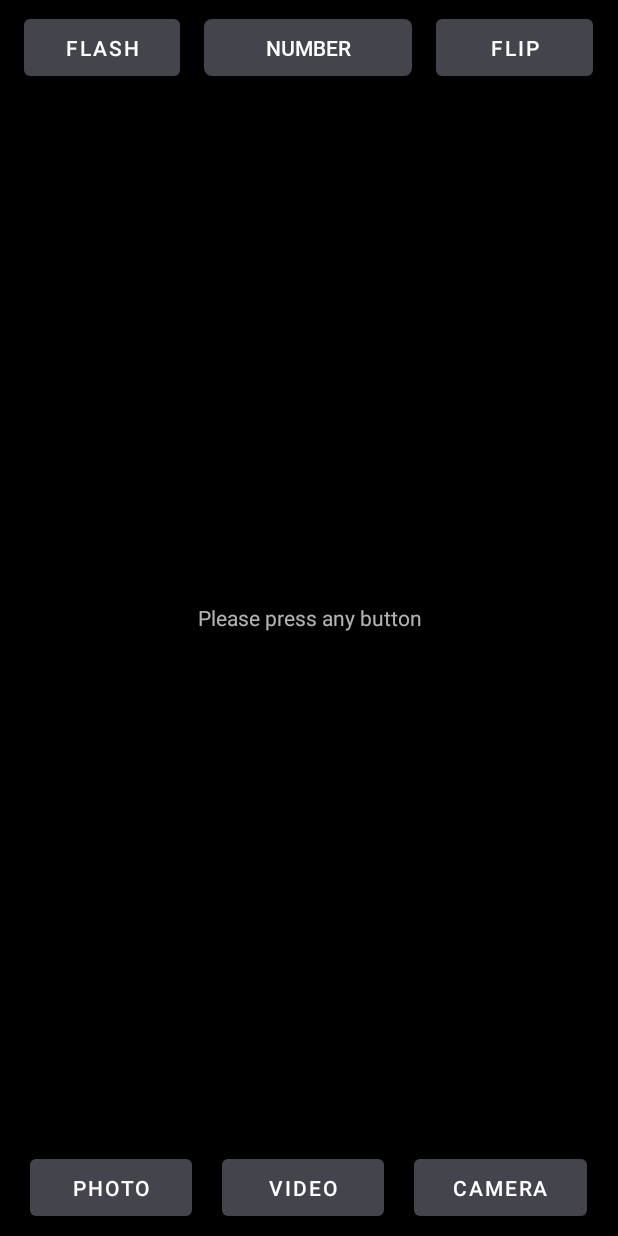
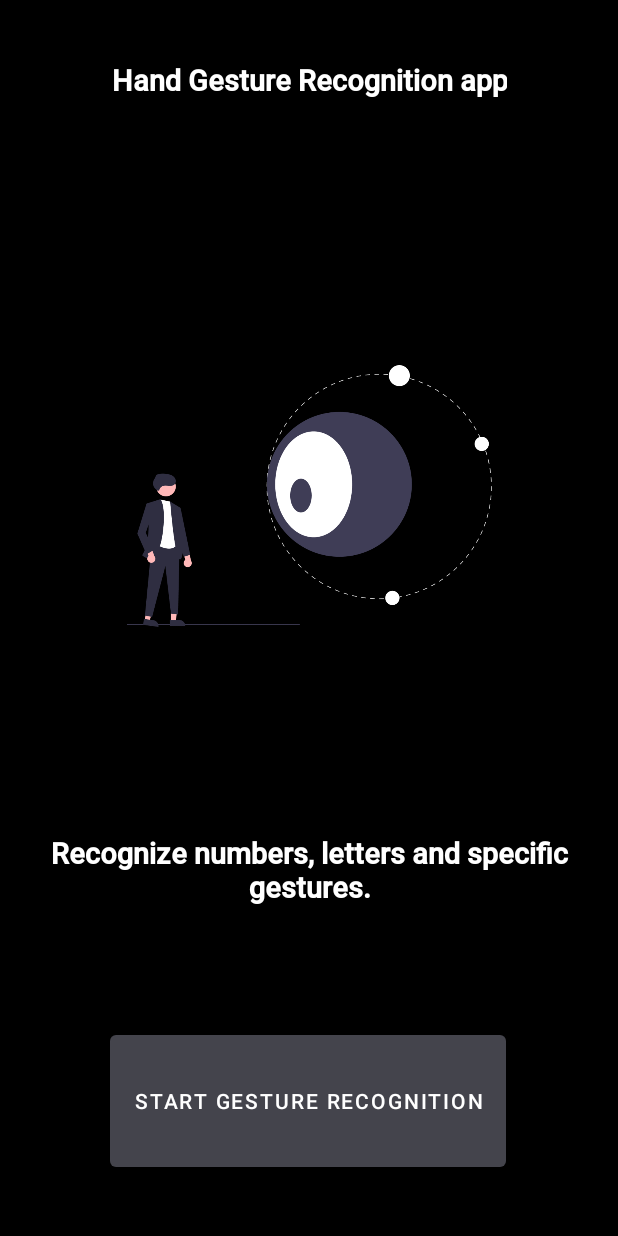
Before and after one commit to starzykbartlomiej/GestureAnalysis, an Android app: the screen it shows after launch (MainActivity before the commit, MainActivity2 after it), on a phone screen of 412 x 824 dp. Run offline under Robolectric (Android 15) with nearby library versions, the phone set to English and light mode, and no system bars.

Commit message:
Ui changes

```diff
--- /dev/null
+++ b/app/src/main/java/com/example/gestureanalysis/MainActivity2.java
@@ -0,0 +1,35 @@
+package com.example.gestureanalysis;
+
+import androidx.appcompat.app.AppCompatActivity;
+
+import android.app.Activity;
+import android.content.Intent;
+import android.os.Bundle;
+import android.view.View;
+import android.view.Window;
+import android.widget.Button;
+
+import java.util.Objects;
+
+public class MainActivity2 extends AppCompatActivity {
+
+    private Button startButton;
+    @Override
+    protected void onCreate(Bundle savedInstanceState) {
+        super.onCreate(savedInstanceState);
+        requestWindowFeature(Window.FEATURE_NO_TITLE);//will hide the title
+        Objects.requireNonNull(getSupportActionBar()).hide(); //hide the title bar
+        setContentView(R.layout.activity_main2);
+        startButton = findViewById(R.id.start_button);
+        startButton.setOnClickListener(new View.OnClickListener() {
+            @Override
+            public void onClick(View view) {
+                openActivity1();
+            }
+        });
+    }
+    private void openActivity1(){
+        Intent intent = new Intent(this, MainActivity.class);
+        startActivity(intent);
+    }
+}
--- a/app/src/main/res/layout/activity_main.xml
+++ b/app/src/main/res/layout/activity_main.xml
@@ -20,7 +20,7 @@
             android:layout_weight="1" />
 
         <Button
-            android:id="@+id/button_flash"
+            android:id="@+id/flash_button"
             android:layout_width="wrap_content"
             android:layout_height="50dp"
             android:layout_weight="1"
@@ -75,7 +75,8 @@
             android:layout_height="match_parent"
             android:background="@color/gesture_app_black"
             android:gravity="center"
-            android:text="@string/instruction" />
+            android:text="@string/instruction"
+            android:textColor="@color/gesture_app_white"/>
     </FrameLayout>
 
     <LinearLayout
--- /dev/null
+++ b/app/src/main/res/layout/activity_main2.xml
@@ -0,0 +1,65 @@
+<?xml version="1.0" encoding="utf-8"?>
+<androidx.constraintlayout.widget.ConstraintLayout xmlns:android="http://schemas.android.com/apk/res/android"
+    xmlns:app="http://schemas.android.com/apk/res-auto"
+    xmlns:tools="http://schemas.android.com/tools"
+    android:layout_width="match_parent"
+    android:layout_height="match_parent"
+    tools:context=".MainActivity2"
+    android:background="@color/gesture_app_black">
+
+    <TextView
+        android:id="@+id/textView"
+        android:layout_width="wrap_content"
+        android:layout_height="wrap_content"
+        android:layout_marginTop="40dp"
+        android:fontFamily="@font/roboto_medium"
+        android:gravity="center"
+        android:text="@string/app_title"
+        android:textAllCaps="false"
+        android:textSize="19sp"
+        android:textStyle="bold"
+        app:layout_constraintEnd_toEndOf="parent"
+        app:layout_constraintStart_toStartOf="parent"
+        app:layout_constraintTop_toTopOf="parent"
+        android:textColor="@color/gesture_app_white"/>
+
+    <ImageView
+        android:id="@+id/imageView3"
+        android:layout_width="243dp"
+        android:layout_height="212dp"
+        android:layout_marginTop="80dp"
+        android:layout_marginBottom="40dp"
+        app:layout_constraintBottom_toTopOf="@+id/textView2"
+        app:layout_constraintEnd_toEndOf="parent"
+        app:layout_constraintStart_toStartOf="parent"
+        app:layout_constraintTop_toBottomOf="@+id/textView"
+        app:srcCompat="@drawable/eye" />
+
+    <TextView
+        android:id="@+id/textView2"
+        android:layout_width="wrap_content"
+        android:layout_height="wrap_content"
+        android:layout_marginStart="50dp"
+        android:layout_marginEnd="50dp"
+        android:layout_marginBottom="80dp"
+        android:fontFamily="@font/roboto_medium"
+        android:gravity="center"
+        android:text="@string/app_desc"
+        android:textSize="19sp"
+        android:textStyle="bold"
+        app:layout_constraintBottom_toTopOf="@+id/start_button"
+        app:layout_constraintEnd_toEndOf="parent"
+        app:layout_constraintStart_toStartOf="parent"
+        android:textColor="@color/gesture_app_white"/>
+
+    <Button
+        android:id="@+id/start_button"
+        android:layout_width="wrap_content"
+        android:layout_height="100dp"
+        android:layout_marginBottom="40dp"
+        android:text="@string/start_gesture_recognition"
+        app:layout_constraintBottom_toBottomOf="parent"
+        app:layout_constraintEnd_toEndOf="@+id/textView2"
+        app:layout_constraintHorizontal_bias="0.496"
+        app:layout_constraintStart_toStartOf="parent" />
+</androidx.constraintlayout.widget.ConstraintLayout>
--- a/app/src/main/res/values/strings.xml
+++ b/app/src/main/res/values/strings.xml
@@ -2,7 +2,11 @@
     <string name="load_picture" translatable="false">Photo</string>
     <string name="load_video" translatable="false">Video</string>
     <string name="start_camera" translatable="false">Camera</string>
-    <string name="instruction" translatable="false">Please press any button</string>
+    <string name="instruction" translatable="false">Press any button below to start</string>
     <string name="flash" translatable="false">Flash</string>
     <string name="change_camera" translatable="false">Flip</string>
+    <string name="start_gesture_recognition">Start gesture recognition</string>
+    <string name="app_main_image">App main image</string>
+    <string name="app_desc">Recognize numbers, letters and specific gestures.</string>
+    <string name="app_title">Hand Gesture Recognition app</string>
 </resources>
```
Also changed, not shown: app/src/main/AndroidManifest.xml (+15 -9 lines), app/src/main/java/com/example/gestureanalysis/MainActivity.java (+60 -0 lines), app/src/main/res/drawable/eye.png (added).
